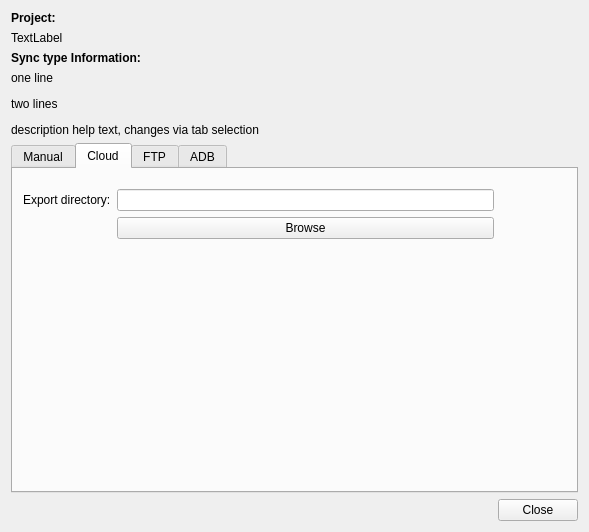
Above: ui/push_dialog_base.ui from opengisch/qfieldsync before the change. Below: the same form after it.
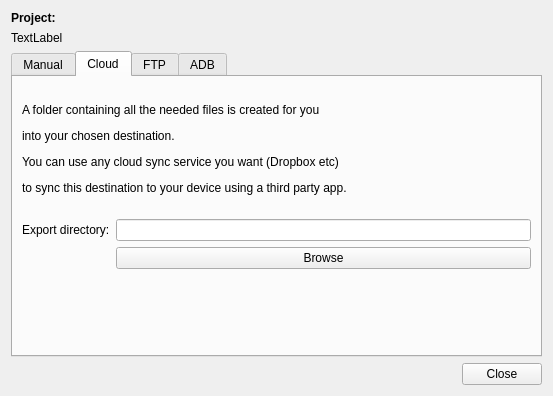
That is the form after the change. The open tabs and pages were chosen to show the change.

Commit message: Move description text inside tab widgets

Patch:
```diff
--- a/ui/push_dialog_base.ui
+++ b/ui/push_dialog_base.ui
@@ -6,8 +6,8 @@
    <rect>
     <x>0</x>
     <y>0</y>
-    <width>589</width>
-    <height>532</height>
+    <width>553</width>
+    <height>396</height>
    </rect>
   </property>
   <property name="windowTitle">
@@ -31,41 +31,30 @@
      </property>
     </widget>
    </item>
-   <item>
-    <widget class="QLabel" name="sync_type_info">
-     <property name="text">
-      <string>&lt;html&gt;&lt;head/&gt;&lt;body&gt;&lt;p&gt;&lt;span style=&quot; font-weight:600;&quot;&gt;Sync type Information:&lt;/span&gt;&lt;/p&gt;&lt;/body&gt;&lt;/html&gt;</string>
-     </property>
-    </widget>
-   </item>
-   <item>
-    <widget class="QLabel" name="label">
-     <property name="text">
-      <string>&lt;html&gt;&lt;head/&gt;&lt;body&gt;&lt;p&gt;one line&lt;/p&gt;&lt;p&gt;two lines&lt;/p&gt;&lt;p&gt;description help text, changes via tab selection&lt;/p&gt;&lt;/body&gt;&lt;/html&gt;</string>
-     </property>
-    </widget>
-   </item>
    <item>
     <widget class="QTabWidget" name="tabWidget">
      <property name="enabled">
       <bool>true</bool>
      </property>
      <property name="currentIndex">
-      <number>2</number>
+      <number>0</number>
      </property>
      <widget class="QWidget" name="manual_tab">
       <attribute name="title">
        <string>Manual</string>
       </attribute>
-      <widget class="QWidget" name="formLayoutWidget">
-       <property name="geometry">
-        <rect>
-         <x>10</x>
-         <y>20</y>
-         <width>513</width>
-         <height>121</height>
-        </rect>
-       </property>
+      <layout class="QVBoxLayout" name="verticalLayout_5">
+       <item>
+        <widget class="QLabel" name="label_14">
+         <property name="text">
+          <string>&lt;html&gt;&lt;head/&gt;&lt;body&gt;&lt;p&gt;A folder containing all the needed files&lt;/p&gt;&lt;p&gt; is created for you in the filesystem so that&lt;/p&gt;&lt;p&gt; you can copy it manually to your device.&lt;/p&gt;&lt;/body&gt;&lt;/html&gt;</string>
+         </property>
+         <property name="textFormat">
+          <enum>Qt::RichText</enum>
+         </property>
+        </widget>
+       </item>
+       <item>
        <layout class="QFormLayout" name="formLayout">
         <item row="0" column="0">
          <widget class="QLabel" name="label_3">
@@ -95,33 +84,40 @@
          </widget>
         </item>
        </layout>
-      </widget>
+       </item>
+      </layout>
      </widget>
      <widget class="QWidget" name="cloud_tab">
       <attribute name="title">
        <string>Cloud</string>
       </attribute>
-      <widget class="QWidget" name="formLayoutWidget_2">
-       <property name="geometry">
-        <rect>
-         <x>10</x>
-         <y>20</y>
-         <width>471</width>
-         <height>121</height>
-        </rect>
-       </property>
+      <layout class="QVBoxLayout" name="verticalLayout_4">
+       <item>
+        <widget class="QLabel" name="label_13">
+         <property name="frameShadow">
+          <enum>QFrame::Plain</enum>
+         </property>
+         <property name="text">
+          <string>&lt;html&gt;&lt;head/&gt;&lt;body&gt;&lt;p&gt;A folder containing all the needed files is created for you &lt;/p&gt;&lt;p&gt;into your chosen destination.&lt;/p&gt;&lt;p&gt;You can use any cloud sync service you want (Dropbox etc)&lt;/p&gt;&lt;p&gt;to sync this destination to your device using a third party app.&lt;/p&gt;&lt;/body&gt;&lt;/html&gt;</string>
+         </property>
+         <property name="textFormat">
+          <enum>Qt::RichText</enum>
+         </property>
+        </widget>
+       </item>
+       <item>
        <layout class="QFormLayout" name="formLayout_2">
-        <item row="0" column="0">
+         <item row="1" column="0">
          <widget class="QLabel" name="label_4">
           <property name="text">
            <string>Export directory:</string>
           </property>
          </widget>
         </item>
-        <item row="0" column="1">
+         <item row="1" column="1">
          <widget class="QLineEdit" name="cloudDir"/>
         </item>
-        <item row="1" column="1">
+         <item row="2" column="1">
          <widget class="QPushButton" name="cloudDir_btn">
           <property name="text">
            <string>Browse</string>
@@ -129,22 +125,26 @@
          </widget>
         </item>
        </layout>
-      </widget>
+       </item>
+      </layout>
      </widget>
      <widget class="QWidget" name="ftp_tab">
       <attribute name="title">
        <string>FTP</string>
       </attribute>
-      <widget class="QWidget" name="verticalLayoutWidget_2">
-       <property name="geometry">
-        <rect>
-         <x>9</x>
-         <y>9</y>
-         <width>531</width>
-         <height>271</height>
-        </rect>
-       </property>
+      <layout class="QVBoxLayout" name="verticalLayout_3">
+       <item>
+        <widget class="QLabel" name="label">
+         <property name="text">
+          <string>FTP description</string>
+         </property>
+        </widget>
+       </item>
+       <item>
        <layout class="QFormLayout" name="formLayout_3">
+         <property name="sizeConstraint">
+          <enum>QLayout::SetDefaultConstraint</enum>
+         </property>
         <property name="fieldGrowthPolicy">
          <enum>QFormLayout::AllNonFixedFieldsGrow</enum>
         </property>
@@ -254,7 +254,8 @@
          </widget>
         </item>
        </layout>
-      </widget>
+       </item>
+      </layout>
      </widget>
      <widget class="QWidget" name="adb_tab">
       <attribute name="title">
@@ -270,6 +271,13 @@
         </rect>
        </property>
        <layout class="QVBoxLayout" name="verticalLayout_2">
+        <item>
+         <widget class="QLabel" name="label_12">
+          <property name="text">
+           <string>ADB Description</string>
+          </property>
+         </widget>
+        </item>
         <item>
          <widget class="QLabel" name="adb_text">
           <property name="text">
```
Lines whose indentation alone changed are shown as unchanged. The commit also changes 2 other files.
